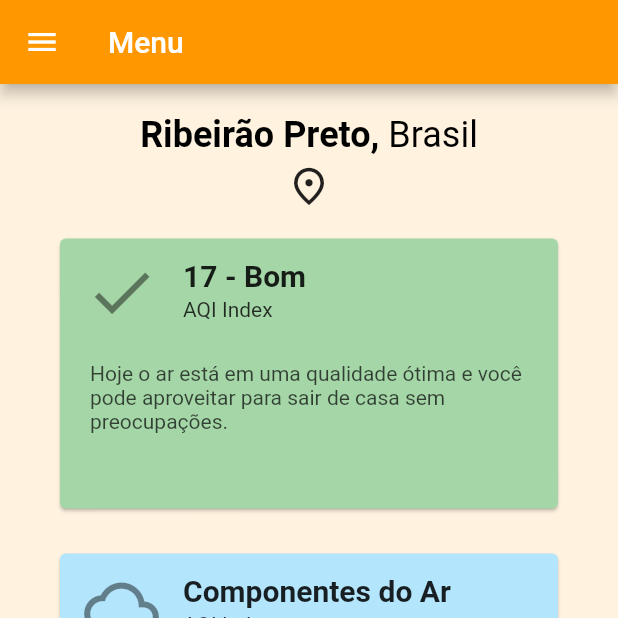
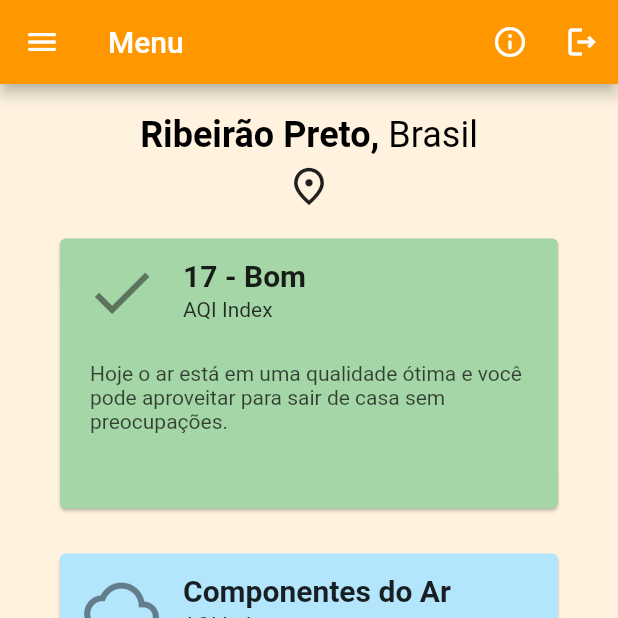
Before and after one commit to MatheusGobetti/weather_heal, a Flutter app: the TelaHome screen opened by its route, on a phone screen of 412 x 824 dp, the top half of it. Run offline on Flutter 3.47's test engine with Material 2 defaults, Android fonts, the light colour scheme and no system bars; our stand-ins replace firebase_auth, firebase_core; accounts and stored records are empty.

Commit message:
Adicionado botão de logout

```diff
--- a/lib/tela_home.dart
+++ b/lib/tela_home.dart
@@ -1,3 +1,4 @@
+import 'package:firebase_auth/firebase_auth.dart';
 import 'package:flutter/material.dart';
 import 'package:weather_heal/drawer_widget.dart';
 import 'package:weather_heal/snackbar_regiao.dart';
@@ -17,6 +18,21 @@ class _TelaHomeState extends State<TelaHome> {
       appBar: AppBar(
         backgroundColor: Colors.orange,
         title: Text("Menu"),
+        actions: [
+          IconButton(
+            icon: Icon(Icons.info_outline_rounded),
+            onPressed: () async {
+              Navigator.pushNamed(context, '/sobre');
+            },
+          ),
+          IconButton(
+            icon: Icon(Icons.logout_outlined),
+            onPressed: () async {
+              FirebaseAuth.instance.signOut();
+              Navigator.pushReplacementNamed(context, '/login_page');
+            },
+          ),
+        ],
       ),
       body: SingleChildScrollView(
         child: Column(
```
